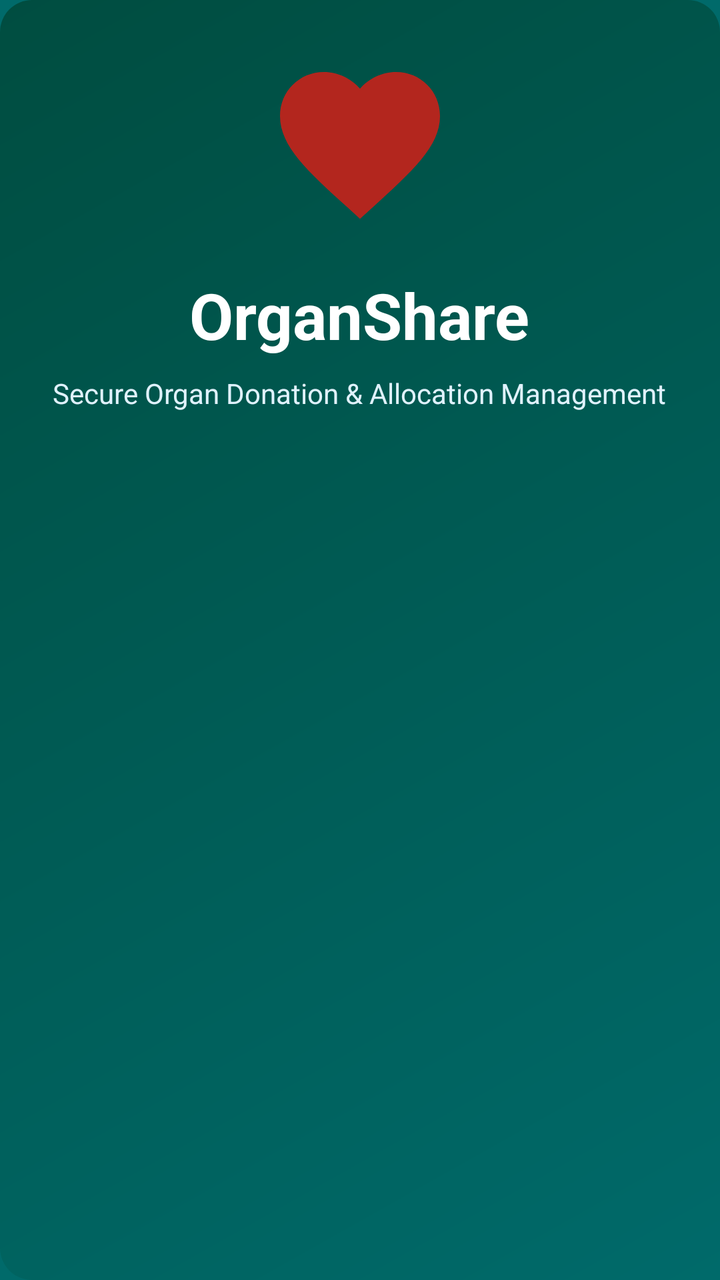
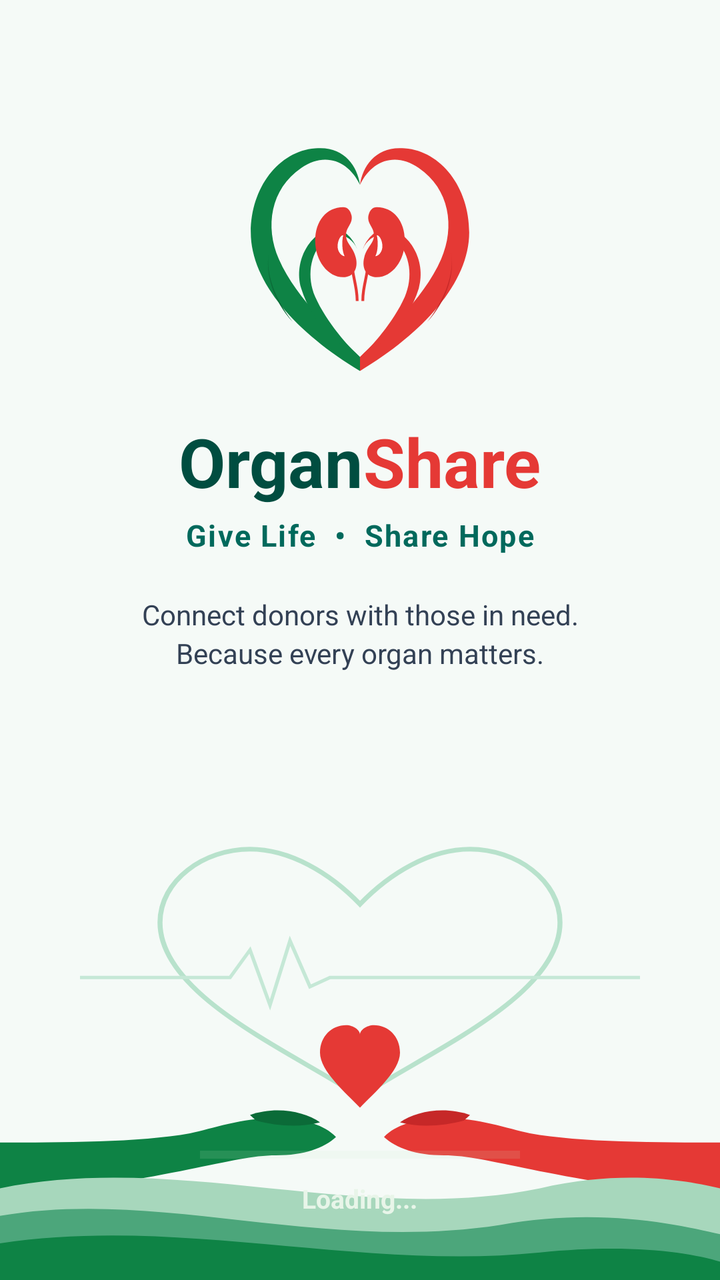

Before-and-after screenshots of an Android layout around one commit, followed by the original layout XML and the change that was made.
<!-- AndroidManifest.xml: activity theme Theme.OrganShare.Splash -->
<!-- res/layout/activity_splash.xml -->
<?xml version="1.0" encoding="utf-8"?>
<RelativeLayout xmlns:android="http://schemas.android.com/apk/res/android"
    android:layout_width="match_parent"
    android:layout_height="match_parent"
    android:background="@drawable/bg_card_gradient_teal"
    android:gravity="center"
    android:padding="24dp">

    <ImageView
        android:id="@+id/ivSplashLogo"
        android:layout_width="96dp"
        android:layout_height="96dp"
        android:layout_centerHorizontal="true"
        android:src="@drawable/ic_heart" />

    <TextView
        android:id="@+id/tvAppTitle"
        android:layout_width="wrap_content"
        android:layout_height="wrap_content"
        android:layout_below="@id/ivSplashLogo"
        android:layout_centerHorizontal="true"
        android:layout_marginTop="16dp"
        android:text="@string/app_name"
        android:textColor="@color/white"
        android:textSize="32sp"
        android:textStyle="bold" />

    <TextView
        android:layout_width="wrap_content"
        android:layout_height="wrap_content"
        android:layout_below="@id/tvAppTitle"
        android:layout_centerHorizontal="true"
        android:layout_marginTop="8dp"
        android:text="@string/app_tagline"
        android:textColor="#E0F2FE"
        android:textSize="14sp" />

    <ProgressBar
        android:layout_width="wrap_content"
        android:layout_height="wrap_content"
        android:layout_alignParentBottom="true"
        android:layout_centerHorizontal="true"
        android:layout_marginBottom="48dp"
        android:indeterminateTint="@color/white" />

</RelativeLayout>
<!-- resources referenced by this layout -->
<resources>
  <color name="white">#FFFFFF</color>
  <!-- drawable bg_card_gradient_teal (drawable) -->
  <?xml version="1.0" encoding="utf-8"?>
  <shape xmlns:android="http://schemas.android.com/apk/res/android"
      android:shape="rectangle">
      <corners android:radius="16dp" />
      <gradient
          android:angle="135"
          android:endColor="#004D40"
          android:startColor="#006A6A"
          android:type="linear" />
  </shape>
  <!-- drawable ic_heart (drawable) -->
  <vector xmlns:android="http://schemas.android.com/apk/res/android"
      android:width="24dp"
      android:height="24dp"
      android:viewportWidth="24"
      android:viewportHeight="24">
    <path
        android:fillColor="#B3261E"
        android:pathData="M12,21.35l-1.45,-1.32C5.4,15.36 2,12.28 2,8.5 2,5.42 4.42,3 7.5,3c1.74,0 3.41,0.81 4.5,2.09C13.09,3.81 14.76,3 16.5,3 19.58,3 22,5.42 22,8.5c0,3.78 -3.4,6.86 -8.55,11.54L12,21.35z"/>
  </vector>
  <string name="app_name">OrganShare</string>
  <string name="app_tagline">Secure Organ Donation &amp; Allocation Management</string>
  <style name="Theme.OrganShare.Splash" parent="Theme.Material3.DayNight.NoActionBar">
          <item name="android:statusBarColor">@color/primary</item>
          <item name="android:windowLightStatusBar">false</item>
          <item name="android:colorBackground">@color/primary</item>
      </style>
  <color name="primary">#006A6A</color>
</resources>

<!-- the commit's change to res/layout/activity_splash.xml (unified diff, before → after) -->
@@ -1,46 +1,157 @@
 <?xml version="1.0" encoding="utf-8"?>
 <RelativeLayout xmlns:android="http://schemas.android.com/apk/res/android"
+    xmlns:app="http://schemas.android.com/apk/res-auto"
     android:layout_width="match_parent"
     android:layout_height="match_parent"
-    android:background="@drawable/bg_card_gradient_teal"
-    android:gravity="center"
-    android:padding="24dp">
+    android:background="#F5FAF7">
 
+    
+    <LinearLayout
+        android:id="@+id/layoutTopBrand"
+        android:layout_width="match_parent"
+        android:layout_height="wrap_content"
+        android:layout_alignParentTop="true"
+        android:layout_marginTop="56dp"
+        android:gravity="center_horizontal"
+        android:orientation="vertical"
+        android:paddingStart="24dp"
+        android:paddingEnd="24dp">
+
+        
+        <ImageView
+            android:id="@+id/ivSplashEmblem"
+            android:layout_width="140dp"
+            android:layout_height="140dp"
+            android:adjustViewBounds="true"
+            android:contentDescription="OrganShare Official Emblem"
+            android:scaleType="fitCenter"
+            android:src="@drawable/ic_organshare_emblem" />
+
+        
+        <LinearLayout
+            android:layout_width="wrap_content"
+            android:layout_height="wrap_content"
+            android:layout_marginTop="12dp"
+            android:orientation="horizontal">
+
+            <TextView
+                android:layout_width="wrap_content"
+                android:layout_height="wrap_content"
+                android:text="Organ"
+                android:textColor="#004D40"
+                android:textSize="34sp"
+                android:textStyle="bold" />
+
+            <TextView
+                android:layout_width="wrap_content"
+                android:layout_height="wrap_content"
+                android:text="Share"
+                android:textColor="#E53935"
+                android:textSize="34sp"
+                android:textStyle="bold" />
+        </LinearLayout>
+
+        
+        <TextView
+            android:id="@+id/tvSplashTagline"
+            android:layout_width="wrap_content"
+            android:layout_height="wrap_content"
+            android:layout_marginTop="4dp"
+            android:letterSpacing="0.05"
+            android:text="Give Life  •  Share Hope"
+            android:textColor="#00695C"
+            android:textSize="15sp"
+            android:textStyle="bold" />
+
+        
+        <TextView
+            android:id="@+id/tvSplashSubtitle"
+            android:layout_width="260dp"
+            android:layout_height="wrap_content"
+            android:layout_marginTop="20dp"
+            android:gravity="center"
+            android:lineSpacingExtra="3dp"
+            android:text="Connect donors with those in need. Because every organ matters."
+            android:textColor="#334155"
+            android:textSize="14sp" />
+
+    </LinearLayout>
+
+    
     <ImageView
-        android:id="@+id/ivSplashLogo"
-        android:layout_width="96dp"
-        android:layout_height="96dp"
-        android:layout_centerHorizontal="true"
-        android:src="@drawable/ic_heart" />
+        android:id="@+id/ivSplashIllustration"
+        android:layout_width="match_parent"
+        android:layout_height="220dp"
+        android:layout_alignParentBottom="true"
+        android:scaleType="fitXY"
+        android:src="@drawable/bg_splash_bottom_illustration" />
 
-    <TextView
-        android:id="@+id/tvAppTitle"
-        android:layout_width="wrap_content"
-        android:layout_height="wrap_content"
-        android:layout_below="@id/ivSplashLogo"
-        android:layout_centerHorizontal="true"
-        android:layout_marginTop="16dp"
-        android:text="@string/app_name"
-        android:textColor="@color/white"
-        android:textSize="32sp"
-        android:textStyle="bold" />
-
-    <TextView
-        android:layout_width="wrap_content"
-        android:layout_height="wrap_content"
-        android:layout_below="@id/tvAppTitle"
-        android:layout_centerHorizontal="true"
-        android:layout_marginTop="8dp"
-        android:text="@string/app_tagline"
-        android:textColor="#E0F2FE"
-        android:textSize="14sp" />
-
-    <ProgressBar
-        android:layout_width="wrap_content"
+    
+    <LinearLayout
+        android:id="@+id/layoutLoading"
+        android:layout_width="match_parent"
         android:layout_height="wrap_content"
         android:layout_alignParentBottom="true"
-        android:layout_centerHorizontal="true"
-        android:layout_marginBottom="48dp"
-        android:indeterminateTint="@color/white" />
+        android:layout_marginBottom="32dp"
+        android:gravity="center_horizontal"
+        android:orientation="vertical"
+        android:paddingStart="48dp"
+        android:paddingEnd="48dp">
+
+        
+        <ProgressBar
+            android:id="@+id/pbSplashLoading"
+            style="?android:attr/progressBarStyleHorizontal"
+            android:layout_width="160dp"
+            android:layout_height="6dp"
+            android:max="100"
+            android:progress="0"
+            android:progressBackgroundTint="#80C8E6C9"
+            android:progressTint="#004D40" />
+
+        
+        <TextView
+            android:id="@+id/tvSplashLoadingStatus"
+            android:layout_width="wrap_content"
+            android:layout_height="wrap_content"
+            android:layout_marginTop="10dp"
+            android:text="Loading..."
+            android:textColor="#E8F5E9"
+            android:textSize="13sp"
+            android:textStyle="bold" />
+
+        
+        <LinearLayout
+            android:id="@+id/layoutErrorRetry"
+            android:layout_width="wrap_content"
+            android:layout_height="wrap_content"
+            android:layout_marginTop="8dp"
+            android:gravity="center"
+            android:orientation="vertical"
+            android:visibility="gone">
+
+            <TextView
+                android:id="@+id/tvErrorMessage"
+                android:layout_width="wrap_content"
+                android:layout_height="wrap_content"
+                android:text="Initialization failed. Please check network."
+                android:textColor="#FFCDD2"
+                android:textSize="12sp" />
+
+            <com.google.android.material.button.MaterialButton
+                android:id="@+id/btnSplashRetry"
+                android:layout_width="wrap_content"
+                android:layout_height="36dp"
+                android:layout_marginTop="6dp"
+                android:text="Retry Initialization"
+                android:textSize="12sp"
+                app:backgroundTint="#FFFFFF"
+                app:cornerRadius="18dp"
+                app:icon="@drawable/ic_refresh"
+                app:iconTint="#004D40"
+                android:textColor="#004D40" />
+        </LinearLayout>
+
+    </LinearLayout>
 
 </RelativeLayout>
<!-- resource entries referenced after the edit -->
@@ -1,29 +1,20 @@
 <!-- resources referenced by this layout -->
 <resources>
-  <color name="white">#FFFFFF</color>
-  <!-- drawable bg_card_gradient_teal (drawable) -->
+  <!-- drawable bg_splash_bottom_illustration: vector/xml drawable (drawable, 2121 chars, omitted) -->
+  <!-- drawable ic_organshare_emblem: vector/xml drawable (drawable, 2422 chars, omitted) -->
+  <!-- drawable ic_refresh (drawable) -->
   <?xml version="1.0" encoding="utf-8"?>
-  <shape xmlns:android="http://schemas.android.com/apk/res/android"
-      android:shape="rectangle">
-      <corners android:radius="16dp" />
-      <gradient
-          android:angle="135"
-          android:endColor="#004D40"
-          android:startColor="#006A6A"
-          android:type="linear" />
-  </shape>
-  <!-- drawable ic_heart (drawable) -->
   <vector xmlns:android="http://schemas.android.com/apk/res/android"
       android:width="24dp"
       android:height="24dp"
       android:viewportWidth="24"
       android:viewportHeight="24">
-    <path
-        android:fillColor="#B3261E"
-        android:pathData="M12,21.35l-1.45,-1.32C5.4,15.36 2,12.28 2,8.5 2,5.42 4.42,3 7.5,3c1.74,0 3.41,0.81 4.5,2.09C13.09,3.81 14.76,3 16.5,3 19.58,3 22,5.42 22,8.5c0,3.78 -3.4,6.86 -8.55,11.54L12,21.35z"/>
+  
+      <path
+          android:fillColor="#000000"
+          android:pathData="M17.65,6.35C16.2,4.9 14.21,4 12,4c-4.42,0 -7.99,3.58 -7.99,8s3.57,8 7.99,8c3.73,0 6.84,-2.55 7.73,-6h-2.08c-0.82,2.33 -3.04,4 -5.65,4 -3.31,0 -6,-2.69 -6,-6s2.69,-6 6,-6c1.66,0 3.14,0.69 4.22,1.78L13,11h7V4l-2.35,2.35z" />
+  
   </vector>
-  <string name="app_name">OrganShare</string>
-  <string name="app_tagline">Secure Organ Donation &amp; Allocation Management</string>
   <style name="Theme.OrganShare.Splash" parent="Theme.Material3.DayNight.NoActionBar">
           <item name="android:statusBarColor">@color/primary</item>
           <item name="android:windowLightStatusBar">false</item>
